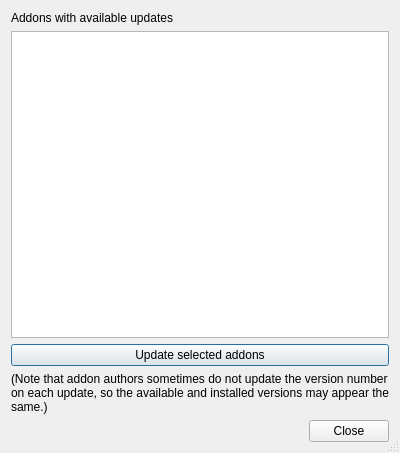
This is update_all_v2.ui in chennes/AddonManager as Qt 5 draws it before an edit. The edited form follows.
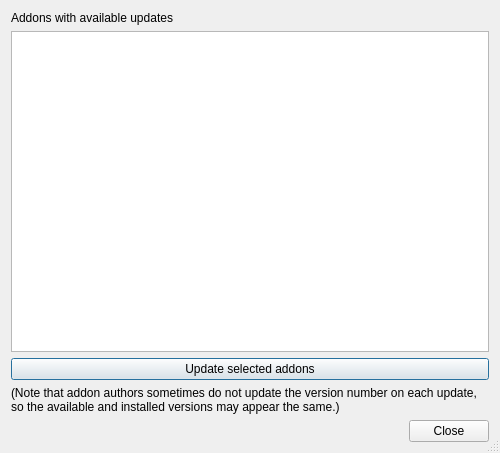
This is the edited form.

What changed in the file:
```diff
--- a/update_all_v2.ui
+++ b/update_all_v2.ui
@@ -6,7 +6,7 @@
    <rect>
     <x>0</x>
     <y>0</y>
-    <width>400</width>
+    <width>500</width>
     <height>453</height>
    </rect>
   </property>
```
